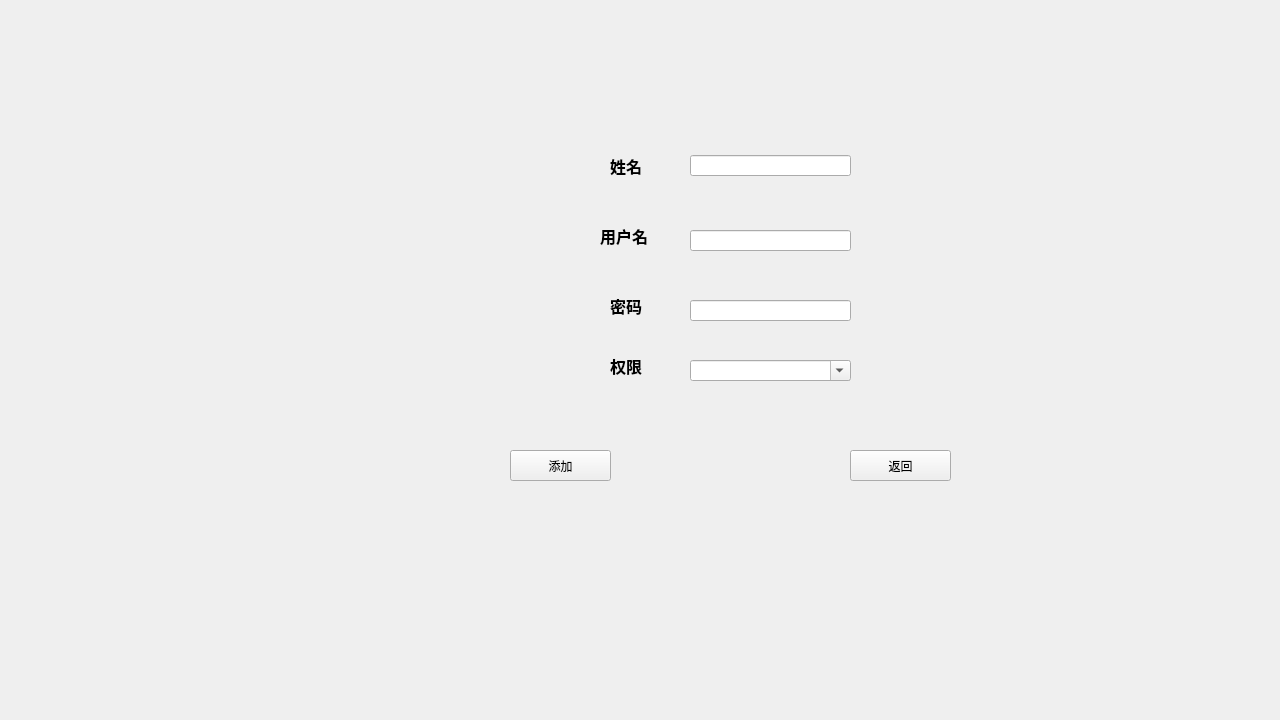
ywyz/KinderManager, file UI/UserManager/AddUser.ui: the form before one commit.
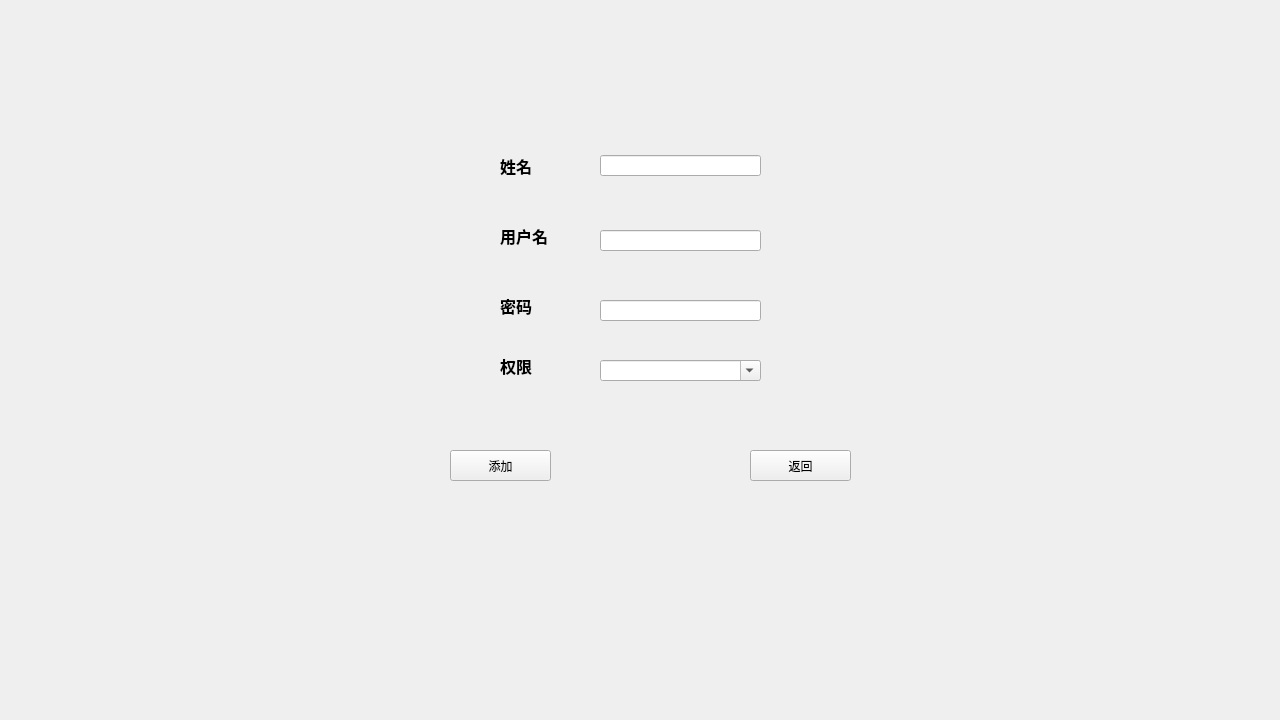
The form after the commit.

Commit message: 完成用户管理功能界面

What changed in the file:
```diff
--- a/UI/UserManager/AddUser.ui
+++ b/UI/UserManager/AddUser.ui
@@ -19,7 +19,7 @@
   <widget class="QLabel" name="name">
    <property name="geometry">
     <rect>
-     <x>610</x>
+     <x>500</x>
      <y>150</y>
      <width>51</width>
      <height>31</height>
@@ -38,7 +38,7 @@
   <widget class="QLineEdit" name="NameEdit">
    <property name="geometry">
     <rect>
-     <x>690</x>
+     <x>600</x>
      <y>155</y>
      <width>161</width>
      <height>21</height>
@@ -48,7 +48,7 @@
   <widget class="QLabel" name="username">
    <property name="geometry">
     <rect>
-     <x>600</x>
+     <x>500</x>
      <y>220</y>
      <width>51</width>
      <height>31</height>
@@ -67,7 +67,7 @@
   <widget class="QLineEdit" name="UserNameEdit">
    <property name="geometry">
     <rect>
-     <x>690</x>
+     <x>600</x>
      <y>230</y>
      <width>161</width>
      <height>21</height>
@@ -77,7 +77,7 @@
   <widget class="QLabel" name="password">
    <property name="geometry">
     <rect>
-     <x>610</x>
+     <x>500</x>
      <y>290</y>
      <width>51</width>
      <height>31</height>
@@ -96,7 +96,7 @@
   <widget class="QLineEdit" name="PassWordEdit">
    <property name="geometry">
     <rect>
-     <x>690</x>
+     <x>600</x>
      <y>300</y>
      <width>161</width>
      <height>21</height>
@@ -106,7 +106,7 @@
   <widget class="QLabel" name="password_2">
    <property name="geometry">
     <rect>
-     <x>610</x>
+     <x>500</x>
      <y>350</y>
      <width>51</width>
      <height>31</height>
@@ -125,7 +125,7 @@
   <widget class="QComboBox" name="comboBox">
    <property name="geometry">
     <rect>
-     <x>690</x>
+     <x>600</x>
      <y>360</y>
      <width>161</width>
      <height>21</height>
@@ -144,7 +144,7 @@
   <widget class="QPushButton" name="addbutton">
    <property name="geometry">
     <rect>
-     <x>510</x>
+     <x>450</x>
      <y>450</y>
      <width>101</width>
      <height>31</height>
@@ -157,7 +157,7 @@
   <widget class="QPushButton" name="returnbutton">
    <property name="geometry">
     <rect>
-     <x>850</x>
+     <x>750</x>
      <y>450</y>
      <width>101</width>
      <height>31</height>
```
The commit also changes 7 other files.
